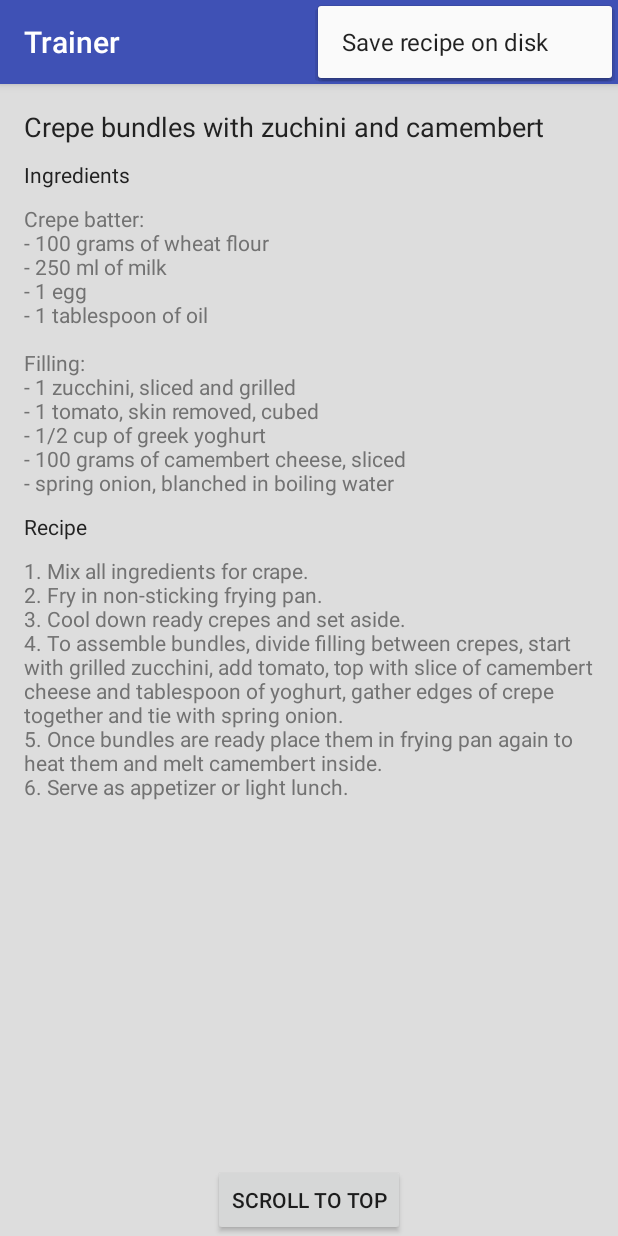
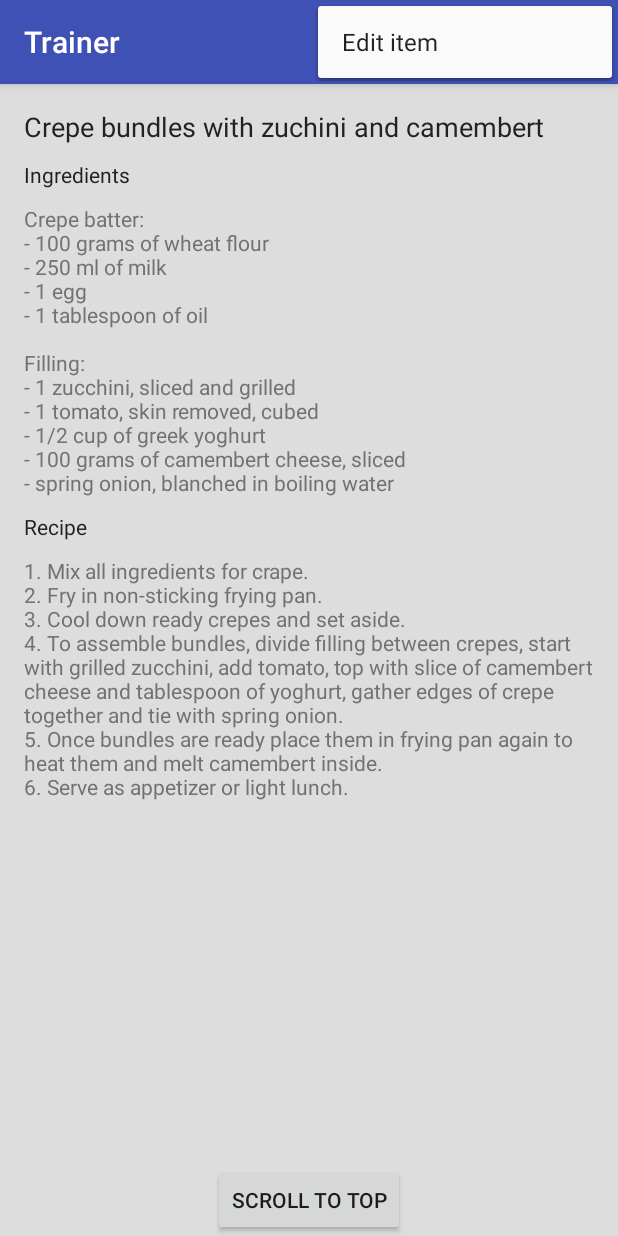
Before and after one commit to pawelzar/android-app, an Android app: the RecipeDetailsActivity screen opened directly, with no data from a screen before it, with the options menu open, on a phone screen of 412 x 824 dp. Run offline under Robolectric (Android 15) with nearby library versions, the phone set to English and light mode, and no system bars; 4 statements that could not run were skipped.

Commit message:
Changed to list view

```diff
--- a/app/src/main/java/com/example/myapplication/RecipeDetailsActivity.java
+++ b/app/src/main/java/com/example/myapplication/RecipeDetailsActivity.java
@@ -53,7 +53,7 @@ public class RecipeDetailsActivity extends ActionBarActivity {
     public boolean onOptionsItemSelected(MenuItem item) {
 
         switch (item.getItemId()) {
-            case R.id.save_to_disc: {
+            case R.id.edit_item: {
                 return true;
             }
             default: {
--- a/app/src/main/res/layout/recipe_list.xml
+++ b/app/src/main/res/layout/recipe_list.xml
@@ -1,6 +1,5 @@
 <?xml version="1.0" encoding="utf-8"?>
-<GridView xmlns:android="http://schemas.android.com/apk/res/android"
-    android:id="@+id/recipe_grid"
-    android:numColumns="3"
+<ListView xmlns:android="http://schemas.android.com/apk/res/android"
+    android:id="@+id/recipe_list"
     android:layout_width="match_parent"
     android:layout_height="match_parent"/>
--- a/app/src/main/res/menu/details_menu.xml
+++ b/app/src/main/res/menu/details_menu.xml
@@ -1,7 +1,7 @@
 <?xml version="1.0" encoding="utf-8"?>
 <menu xmlns:android="http://schemas.android.com/apk/res/android">
 
-    <item android:id="@+id/save_to_disc"
-        android:title="Save recipe on disk" />
+    <item android:id="@+id/edit_item"
+        android:title="Edit item" />
 
 </menu>
```
Also changed, not shown: app/src/main/java/com/example/myapplication/RecipeListActivity.java (+7 -17 lines).
